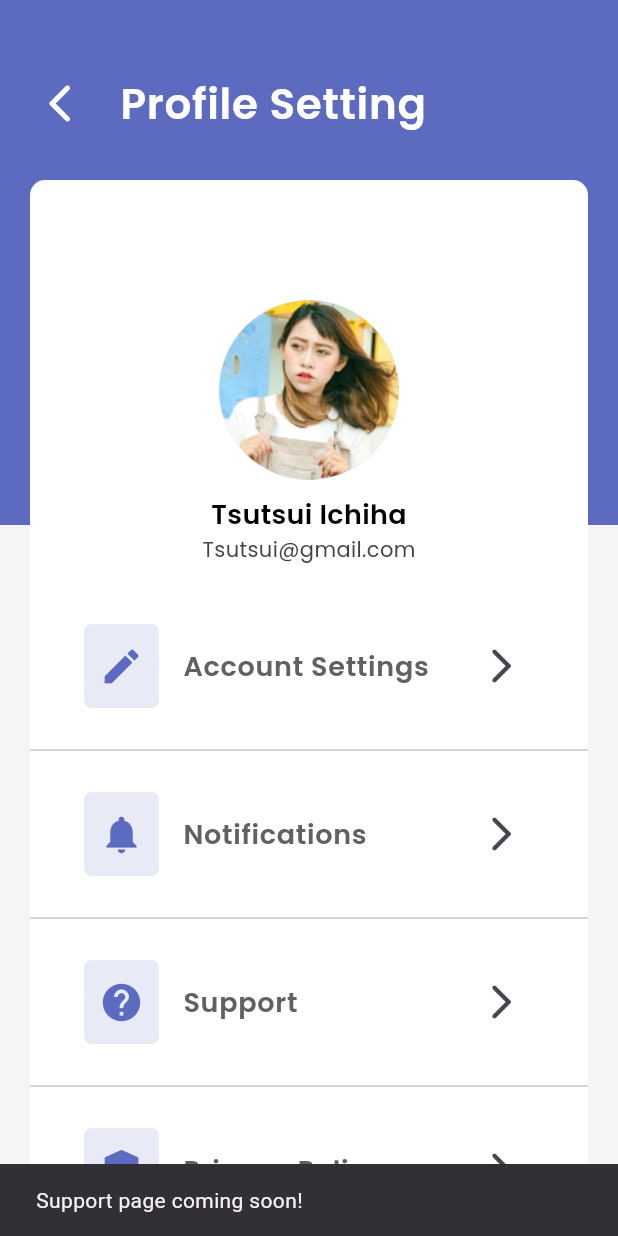
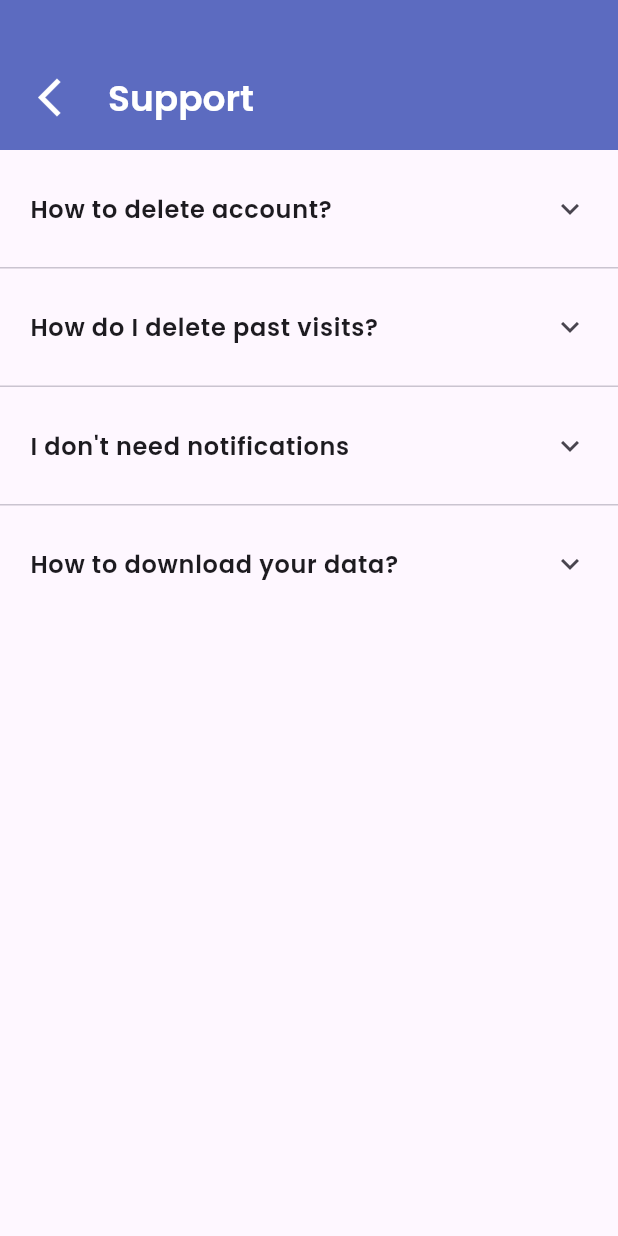
Before and after one commit to EiiMey/Digital_Clinics_App_mobile, a Flutter app: the ProfileSettingsPage screen opened directly, after a tap on "Support", on a phone screen of 412 x 824 dp. Run offline on Flutter 3.47's test engine with Material 3 defaults, Android fonts, the light colour scheme and no system bars; our stand-ins replace flutter_svg.

Commit message:
New feature

```diff
--- /dev/null
+++ b/lib/about_splase/support_page.dart
@@ -0,0 +1,56 @@
+import 'package:_113_clinics_app_mobile/profiles_layout/profile_settings.dart';
+import 'package:flutter/material.dart';
+
+class SupportPage extends StatelessWidget {
+  final List<Map<String, String>> faqs = [
+    {'question': 'How to delete account?', 'answer': 'Go to Settings > Delete Account.'},
+    {'question': 'How do I delete past visits?', 'answer': 'Go to History > Select visits > Delete.'},
+    {'question': "I don't need notifications", 'answer': 'You can turn off notifications in Settings.'},
+    {'question': 'How to download your data?', 'answer': 'Go to Settings > Download Data.'},
+  ];
+
+  @override
+  Widget build(BuildContext context) {
+    return Scaffold(
+      appBar: AppBar(
+        toolbarHeight: 100,
+        backgroundColor: Colors.indigo.shade400,
+        leading: Padding(
+          padding: const EdgeInsets.only(top: 40,left: 10, bottom: 10),
+          child: IconButton(
+            onPressed: () => Navigator.push(context, MaterialPageRoute(builder: (context) => ProfileSettingsPage(),)), // Back action
+            icon: Icon(Icons.arrow_back_ios_new, size: 30, color: Colors.white),
+          ),
+        ),
+        title: Padding(
+          padding: EdgeInsets.only(top: 30),
+          child: Text(
+            'Support',
+            style: TextStyle(
+              fontFamily: 'Poppins-Semibold',
+              fontSize: 24,
+              color: Colors.white,
+            ),
+          ),
+        ),
+      ),
+      body: ListView.separated(
+        itemCount: faqs.length,
+        separatorBuilder: (context, index) => Divider(height: 1),
+        itemBuilder: (context, index) {
+          return ExpansionTile(
+            tilePadding: EdgeInsets.only(top: 10, bottom: 10, left: 20, right: 20),
+            title: Text(faqs[index]['question']!,style: TextStyle(fontFamily: 'Poppins-Semibold'),),
+            children: [
+              Padding(
+                padding: const EdgeInsets.all(16.0),
+                child: Text(faqs[index]['answer']!,style: TextStyle(fontFamily: 'Poppins-Regular'),),
+              ),
+            ],
+            trailing: Icon(Icons.expand_more),
+          );
+        },
+      ),
+    );
+  }
+}
--- a/lib/profiles_layout/notification_settings.dart
+++ b/lib/profiles_layout/notification_settings.dart
@@ -21,7 +21,7 @@ class _NotificationPageState extends State<NotificationPage> {
         toolbarHeight: 100,
         backgroundColor: Colors.indigo.shade400,
         leading: Padding(
-          padding: const EdgeInsets.only(left: 10, bottom: 10),
+          padding: const EdgeInsets.only(top: 40,left: 10, bottom: 10),
           child: IconButton(
             onPressed: () => Navigator.pop(context), // Back action
             icon: Icon(Icons.arrow_back_ios_new, size: 30, color: Colors.white),
--- a/lib/profiles_layout/profile_settings.dart
+++ b/lib/profiles_layout/profile_settings.dart
@@ -1,3 +1,4 @@
+import 'package:_113_clinics_app_mobile/about_splase/support_page.dart';
 import 'package:flutter/material.dart';
 import 'package:_113_clinics_app_mobile/profiles_layout/personal_account.dart';
 import 'package:_113_clinics_app_mobile/profiles_layout/edit_account.dart';
@@ -53,9 +54,7 @@ class ProfileSettingsPage extends StatelessWidget {
                     children: [
                       CircleAvatar(
                         radius: 60,
-                        backgroundImage: AssetImage(
-                          'assets/images/Avatar.png',
-                        ),
+                        backgroundImage: AssetImage('assets/images/Avatar.png'),
                       ),
                       SizedBox(height: 10),
                       Text(
@@ -172,9 +171,10 @@ class ProfileSettingsPage extends StatelessWidget {
             MaterialPageRoute(builder: (context) => NotificationPage()),
           );
         } else if (title == 'Support') {
-          ScaffoldMessenger.of(
+          Navigator.push(
             context,
-          ).showSnackBar(SnackBar(content: Text('Support page coming soon!')));
+            MaterialPageRoute(builder: (context) => SupportPage()),
+          );
         } else if (title == 'Privacy Policy') {
           ScaffoldMessenger.of(context).showSnackBar(
             SnackBar(content: Text('Privacy Policy coming soon!')),
```
Also changed, not shown: lib/home_page/doctor_page.dart (+14 -7 lines), lib/home_page/home_page.dart (+10 -8 lines), lib/main.dart (+0 -79 lines).
